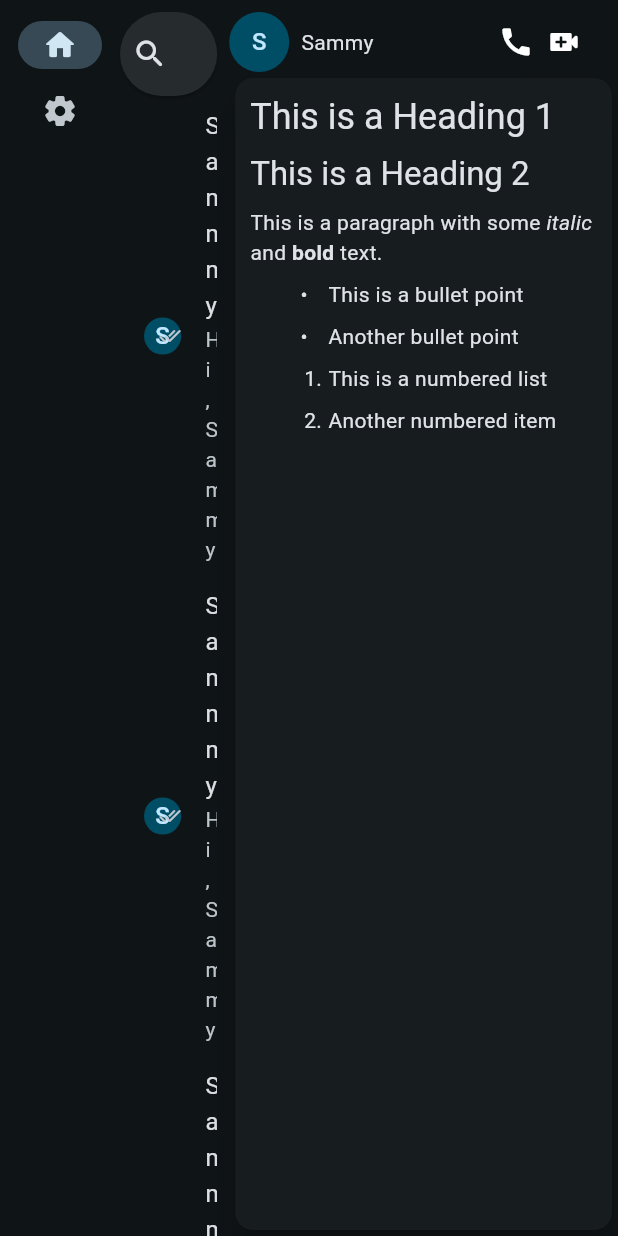
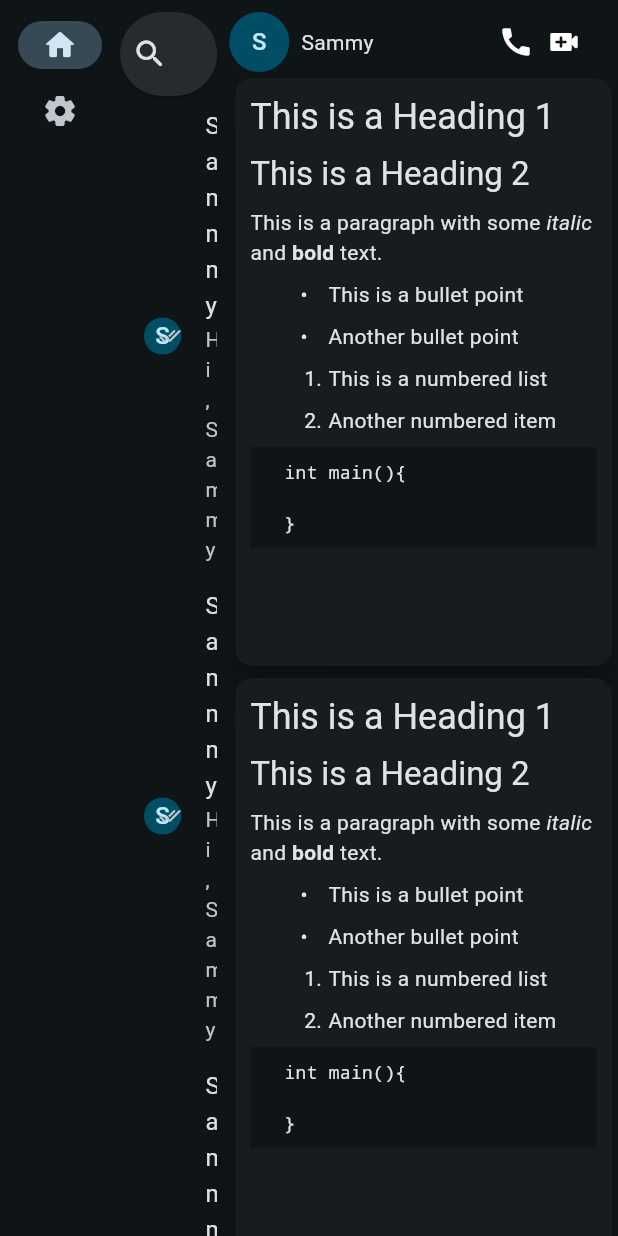
Before and after one commit to bhavyagrg/OurChat, a Flutter app: the screen it shows after launch, on a phone screen of 412 x 824 dp. Run offline on Flutter 3.47's test engine with Material 3 defaults, Android fonts, the phone set to English and light mode, and no system bars; our stand-ins replace flutter_markdown; missing offline and left inert: markdown; statements that could not run were skipped.

Commit message:
Aligned cards at their correct possitions

````diff
--- a/lib/main.dart
+++ b/lib/main.dart
@@ -1,7 +1,9 @@
+import 'package:flutter/cupertino.dart';
 import 'package:flutter/material.dart';
 import 'package:flutter/rendering.dart';
 import 'package:flutter/widgets.dart';
 import 'package:flutter_markdown/flutter_markdown.dart';
+import 'package:markdown/markdown.dart' as md;
 
 void main() {
   runApp(const OurChat());
@@ -31,6 +33,22 @@ class WorkArea extends StatelessWidget {
 
   @override
   Widget build(BuildContext context) {
+    //markdown data
+    const String markdownData = """
+  # This is a Heading 1
+  ## This is a Heading 2
+  This is a paragraph with some *italic* and **bold** text.
+  - This is a bullet point
+  - Another bullet point
+  1. This is a numbered list
+  2. Another numbered item
+  ```c++
+  int main(){
+
+  }
+  ```
+  """;
+
     return Scaffold(
         body: Row(
       children: [
@@ -127,8 +145,14 @@ class WorkArea extends StatelessWidget {
                 ],
               ),
               //chat rendering
-              Expanded(
-                  flex: 1,
+              // card 1
+              Column(
+                children: [
+                  Align(
+                    alignment: Alignment.topLeft,
+                    child: SizedBox(
+                        width: 500,
+                        height: 400,
                         child: Card(
                           elevation: 10.0,
                           child: Markdown(
@@ -136,20 +160,36 @@ class WorkArea extends StatelessWidget {
                                 MarkdownListItemCrossAxisAlignment.start,
                             key: Key("defaultmarkdownformatter"),
                             softLineBreak: true,
-                      data: """
-  # This is a Heading 1
-  ## This is a Heading 2
-  This is a paragraph with some *italic* and **bold** text.
-  - This is a bullet point
-  - Another bullet point
-  1. This is a numbered list
-  2. Another numbered item
-  """,
+                            data: markdownData,
                             selectable: true,
                             physics: AlwaysScrollableScrollPhysics(),
                             padding: EdgeInsets.all(10),
                           ),
                         )),
+                  ),
+
+                  //right card
+                  Align(
+                    alignment: Alignment.topRight,
+                    child: SizedBox(
+                        width: 500,
+                        height: 400,
+                        child: Card(
+                          elevation: 10.0,
+                          child: Markdown(
+                            listItemCrossAxisAlignment:
+                                MarkdownListItemCrossAxisAlignment.start,
+                            key: Key("defaultmarkdownformatter"),
+                            softLineBreak: true,
+                            data: markdownData,
+                            selectable: true,
+                            physics: AlwaysScrollableScrollPhysics(),
+                            padding: EdgeInsets.all(10),
+                          ),
+                        )),
+                  ),
+                ],
+              ),
             ],
           ),
         ),
````
Lines whose indentation alone changed are shown as unchanged.
